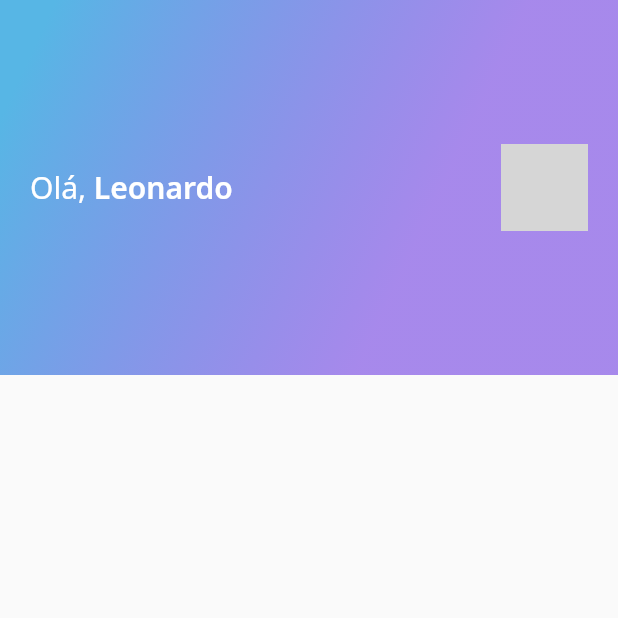
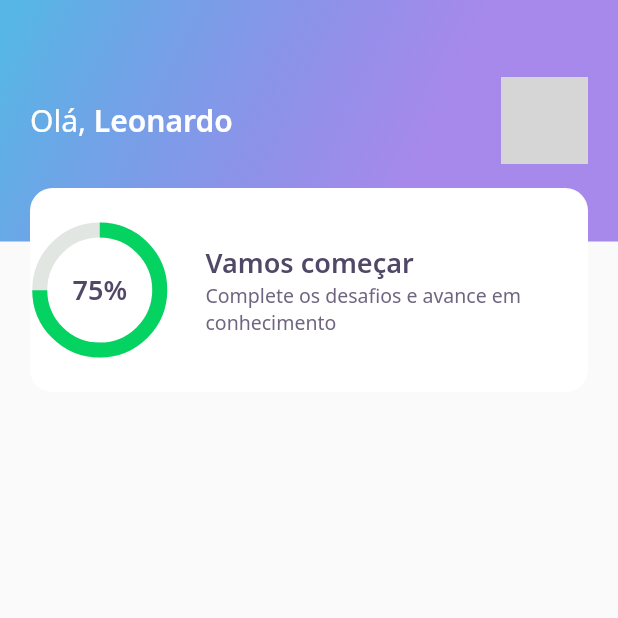
Before and after one commit to leosouza-dev/devquiz, a Flutter app: the screen it shows after launch, on a phone screen of 412 x 824 dp, the top half of it. Run offline on Flutter 3.47's test engine with Material 2 defaults, Android fonts, the phone set to English and light mode, and no system bars; our stand-ins replace google_fonts; network calls fail; grey boxes are pictures that could not be loaded.

Commit message:
Finalizado AppBar + Card de Sxore - Fim aula 01

```diff
--- a/lib/home/widgets/appbar/app_bar_widget.dart
+++ b/lib/home/widgets/appbar/app_bar_widget.dart
@@ -1,4 +1,5 @@
 import 'package:DevQuiz/core/core.dart';
+import 'package:DevQuiz/home/widgets/score_cards/score_card_widget.dart';
 import 'package:flutter/material.dart';
 
 class AppBarWidget extends PreferredSize {
@@ -6,9 +7,13 @@ class AppBarWidget extends PreferredSize {
     preferredSize: Size.fromHeight(250),
     child: Container(
       height: 250,
+      child: Stack(
+        children: [
+          Container(
+            height: 161,
+            padding: const EdgeInsets.symmetric(horizontal: 20),
+            width: double.maxFinite,
             decoration: BoxDecoration(gradient: AppGradients.linear),
-      child: Padding(
-        padding: const EdgeInsets.symmetric(horizontal: 20),
             child: Row(
               mainAxisAlignment: MainAxisAlignment.spaceBetween,
               children: [
@@ -31,6 +36,12 @@ class AppBarWidget extends PreferredSize {
               ],
               ),
           ),
+            Align(
+              alignment: Alignment(0.0, 1.2),
+                child: ScoreCardWidget(),
+              ),
+        ],
+      ),
     ),
   );
 
--- /dev/null
+++ b/lib/home/widgets/chart/chart_widget.dart
@@ -0,0 +1,34 @@
+import 'package:DevQuiz/core/core.dart';
+import 'package:flutter/material.dart';
+
+class ChartWidget extends StatelessWidget {
+  @override
+  Widget build(BuildContext context) {
+    return Container(
+      height: 80,
+      width: 80,
+      child: Stack(
+        children: [
+          Center(
+            child: Container(
+              height: 80,
+              width: 80,
+              child: CircularProgressIndicator(
+                strokeWidth: 10,
+                value: 0.75,
+                backgroundColor: AppColors.chartSecondary,
+                valueColor: AlwaysStoppedAnimation<Color>(AppColors.chartPrimary),
+              )
+            ),
+          ),
+          Center(
+            child: Text(
+              "75%",
+              style: AppTextStyles.heading,
+              )
+          )
+        ],
+      ),
+    );
+  }
+}
--- /dev/null
+++ b/lib/home/widgets/score_cards/score_card_widget.dart
@@ -0,0 +1,43 @@
+import 'package:DevQuiz/core/core.dart';
+import 'package:DevQuiz/home/widgets/chart/chart_widget.dart';
+import 'package:flutter/material.dart';
+
+class ScoreCardWidget extends StatelessWidget {
+  @override
+  Widget build(BuildContext context) {
+    return Padding(
+      padding: const EdgeInsets.only(left: 20, right: 20),
+      child: Container(
+        height: 136,
+        decoration: BoxDecoration(
+            color: AppColors.white,
+            borderRadius: BorderRadius.circular(15),
+          ),
+        child: Row(
+          crossAxisAlignment: CrossAxisAlignment.center,
+          children: [
+            Expanded(
+                flex: 1,
+                child: Container(
+                  child: ChartWidget(),
+              ),
+            ),
+            Expanded(
+                flex: 3,
+                child: Padding(
+                  padding: const EdgeInsets.only(left: 24),
+                  child: Column(
+                    mainAxisAlignment: MainAxisAlignment.center,
+                    crossAxisAlignment: CrossAxisAlignment.start,
+                    children: [
+                      Text("Vamos começar", style: AppTextStyles.heading,),
+                      Text("Complete os desafios e avance em conhecimento", style: AppTextStyles.body,),
+                    ],
+                  ),
+                ),
+            )
+        ],),
+      ),
+    );
+  }
+}
```
Lines whose indentation alone changed are shown as unchanged.
